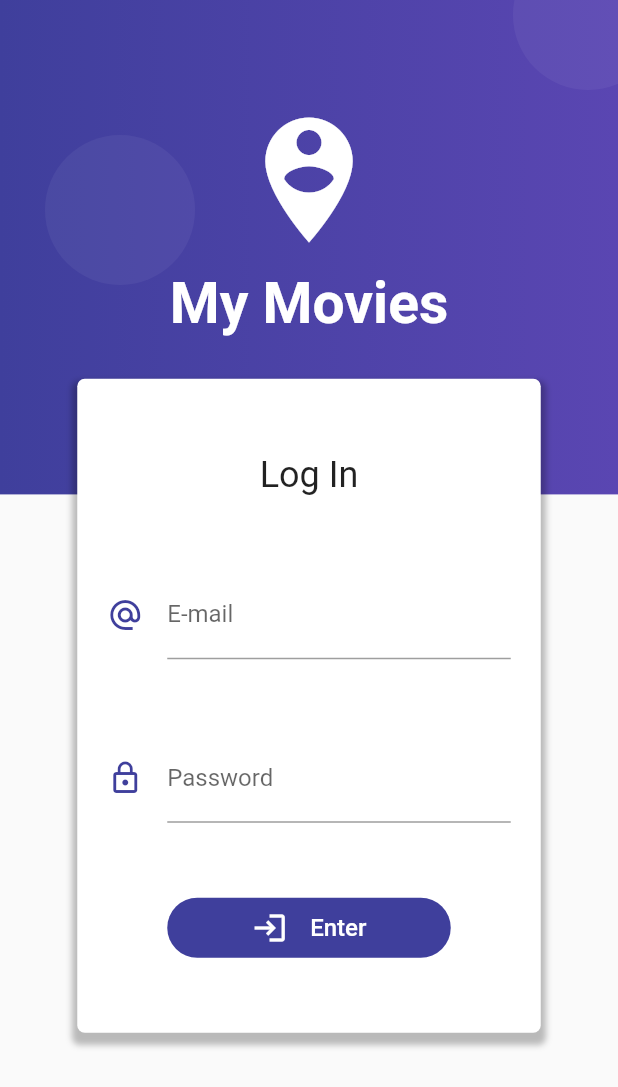
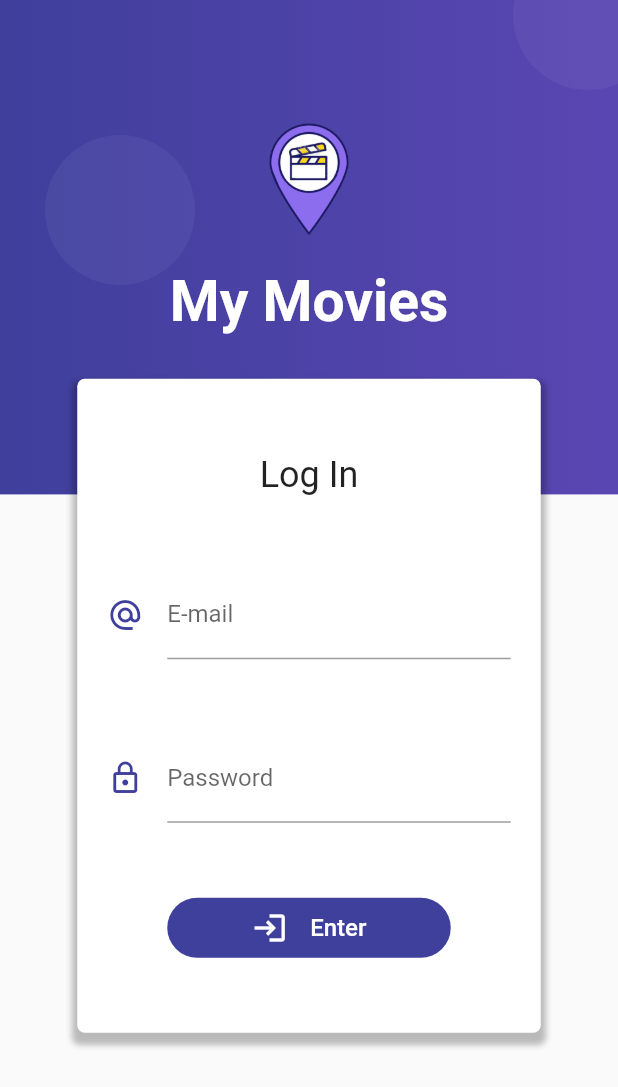
Before and after one commit to lmajano07/MyMoviesApp, a Flutter app: the screen it shows after launch, on a phone screen of 412 x 824 dp. Shown: the top 1087 px of the screen. Run offline on Flutter 3.47's test engine with Material 2 defaults, Android fonts, the light colour scheme and no system bars; our stand-ins replace animate_do, animated_splash_screen, shared_preferences.

Commit message:
Add: Splash screen. Changed icon and app name

```diff
--- a/mymovies_app/lib/main.dart
+++ b/mymovies_app/lib/main.dart
@@ -3,6 +3,7 @@ import 'package:flutter/services.dart';
 
 import 'package:mymovies_app/src/shared_preferences/shared_preferences.dart';
 import 'package:mymovies_app/src/theme/theme.dart';
+import 'package:animated_splash_screen/animated_splash_screen.dart';
 
 import 'package:mymovies_app/src/pages/login_page.dart';
 import 'package:mymovies_app/src/pages/home_page.dart';
@@ -30,8 +31,18 @@ class MyApp extends StatelessWidget {
     return MaterialApp(
       title: 'My Movies',
 
+      home: AnimatedSplashScreen(
+        duration: 2000,
+        splashTransition: SplashTransition.fadeTransition,
+        backgroundColor: myTheme.primaryColor,
+        splash: Hero(
+          tag: 'logo',
+          child: Image(image: AssetImage('assets/img/logo_transparent.png'))
+        ),
+        splashIconSize: 250,
+        nextScreen: _preferences.token != '' ? HomePage() : LoginPage() // Cheks if there's a token
+      ),
       // Using routes to navigate through pages
-      initialRoute: _preferences.token != '' ? 'home' : 'login', // Cheks if there's a token
       routes: {
         'login' : (BuildContext context) => LoginPage(),
         'home'  : (BuildContext context) => HomePage()
--- a/mymovies_app/lib/src/pages/login_page.dart
+++ b/mymovies_app/lib/src/pages/login_page.dart
@@ -1,9 +1,9 @@
 import 'dart:ui';
-import 'package:animate_do/animate_do.dart';
 import 'package:flutter/material.dart';
-import 'package:flutter/services.dart';
+
 import 'package:mymovies_app/src/model/login_model.dart';
 import 'package:mymovies_app/src/services/user_service.dart';
+import 'package:animate_do/animate_do.dart';
 
 import 'package:mymovies_app/src/theme/theme.dart';
 import 'package:mymovies_app/src/widgets/alert.dart';
@@ -72,7 +72,10 @@ class _LoginPageState extends State<LoginPage> {
           padding: EdgeInsets.only(top: 70.0),
           child: Column(
             children: [
-              Icon(Icons.person_pin_circle, color: Colors.white, size: 100.0),
+              Hero(
+                tag: 'logo',
+                child: Image(height: size.height * 0.12, image: AssetImage('assets/img/logo_transparent.png'))
+              ),
               SizedBox(height: 10.0, width: double.infinity,),
               BounceInDown(child: Text('My Movies', style: TextStyle(color: Colors.white, fontSize: 38.0, fontWeight: FontWeight.bold)))
             ]
```
Also changed, not shown: mymovies_app/lib/src/widgets/movie_detail.dart (+9 -3 lines), mymovies_app/lib/src/widgets/popular_movies.dart (+3 -50 lines), mymovies_app/pubspec.yaml (+12 -4 lines), mymovies_app/assets/icon/logo.jpg (added), mymovies_app/assets/icon/movie-icon.png (deleted), mymovies_app/assets/img/logo_transparent.png (added), mymovies_app/pubspec.lock, 23 other files.
